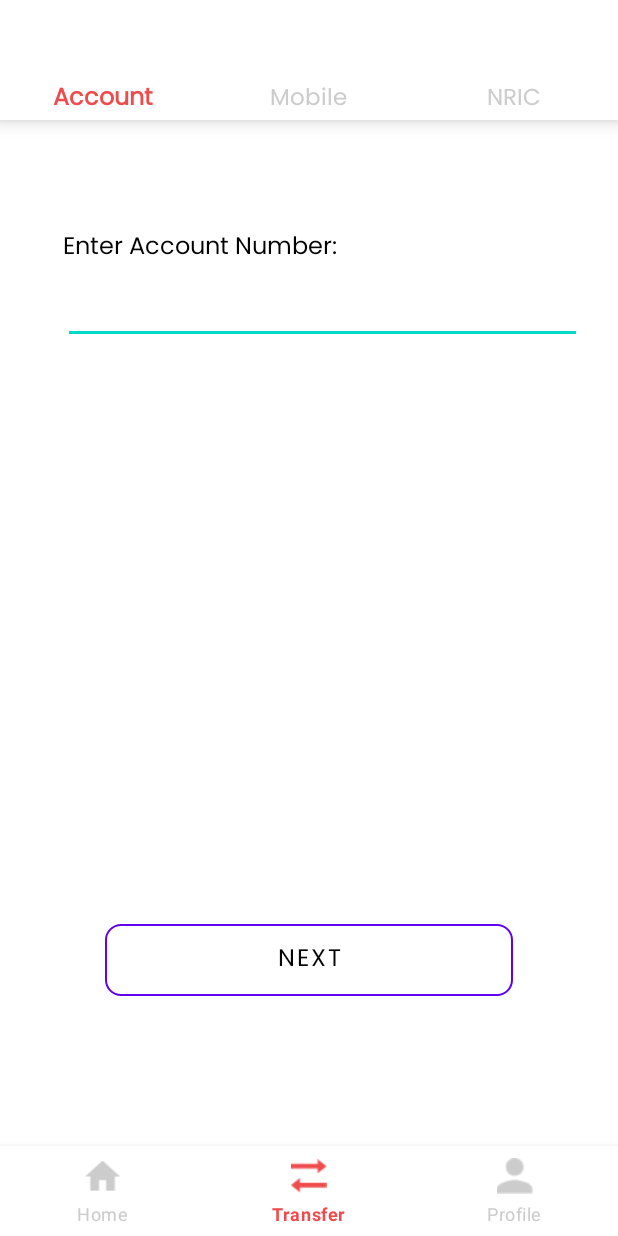
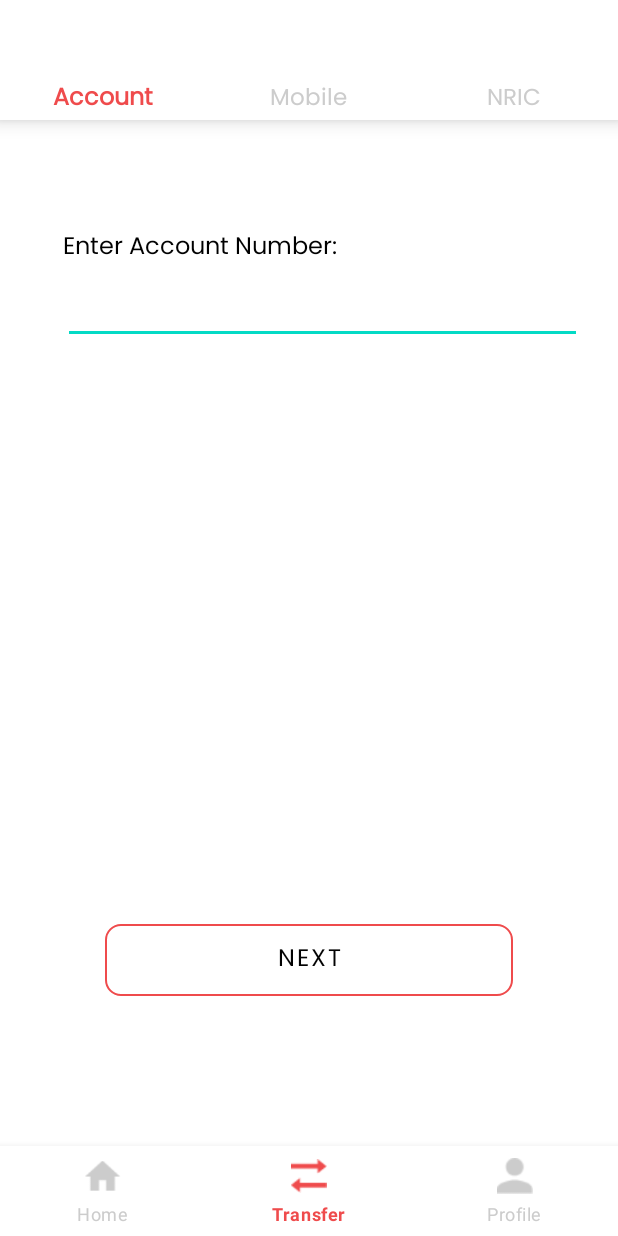
Before and after one commit to YC-Chow/PFD_OCBC, an Android app: the AccountTransferActivity screen opened directly, with no data from a screen before it, on a phone screen of 412 x 824 dp. Run offline under Robolectric (Android 15) with nearby library versions, the phone set to English and light mode, and no system bars; our stand-ins replace Firebase (no records; nobody signed in at launch, a user with empty details on screens opened directly), Volley; Roboto replaces fonts that are not available here.

Commit message:
UI for account transfer

```diff
--- a/app/src/main/res/layout/activity_account_transfer.xml
+++ b/app/src/main/res/layout/activity_account_transfer.xml
@@ -69,7 +69,7 @@
         android:text="Next"
         android:textColor="#020202"
         android:textSize="16sp"
-        app:backgroundTint="EF4B4C"
+        app:backgroundTint="#EF4B4C"
         app:layout_constraintBottom_toTopOf="@+id/bottom_navigation"
         app:layout_constraintEnd_toEndOf="parent"
         app:layout_constraintHorizontal_bias="0.497"
```
